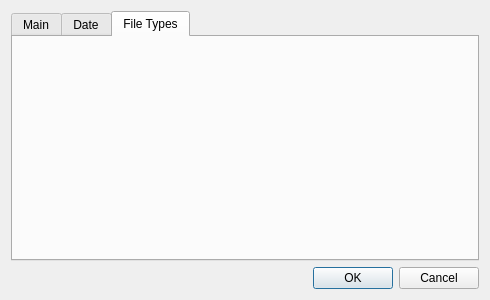
Qt form ui/settings_dialog.ui (midnightdim/declutter) before a commit.
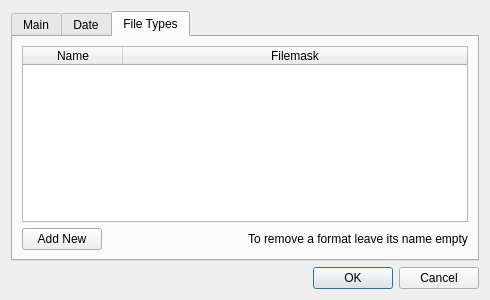
The same form after that commit. The open tabs and pages were chosen to show the change.

Diff of the .ui file:
```diff
--- a/ui/settings_dialog.ui
+++ b/ui/settings_dialog.ui
@@ -205,7 +205,58 @@
       </attribute>
       <layout class="QGridLayout" name="gridLayout_6">
        <item row="0" column="0">
-        <layout class="QGridLayout" name="fileTypesGridLayout" rowstretch="0"/>
+        <widget class="QTableWidget" name="fileTypesTable">
+         <property name="columnCount">
+          <number>2</number>
+         </property>
+         <attribute name="horizontalHeaderStretchLastSection">
+          <bool>true</bool>
+         </attribute>
+         <attribute name="verticalHeaderVisible">
+          <bool>false</bool>
+         </attribute>
+         <column>
+          <property name="text">
+           <string>Name</string>
+          </property>
+         </column>
+         <column>
+          <property name="text">
+           <string>Filemask</string>
+          </property>
+         </column>
+        </widget>
+       </item>
+       <item row="1" column="0">
+        <layout class="QHBoxLayout" name="horizontalLayout_3">
+         <item>
+          <widget class="QPushButton" name="addFileTypeButton">
+           <property name="text">
+            <string>Add New</string>
+           </property>
+          </widget>
+         </item>
+         <item>
+          <spacer name="horizontalSpacer_3">
+           <property name="orientation">
+            <enum>Qt::Horizontal</enum>
+           </property>
+           <property name="sizeHint" stdset="0">
+            <size>
+             <width>40</width>
+             <height>20</height>
+            </size>
+           </property>
+          </spacer>
+         </item>
+         <item>
+          <widget class="QLabel" name="label_5">
+           <property name="text">
+            <string>To remove a format leave its name empty</string>
+           </property>
+          </widget>
+         </item>
+        </layout>
        </item>
       </layout>
      </widget>
```
Left out of the diff: 2 changed lines with no effect on the pictures.
